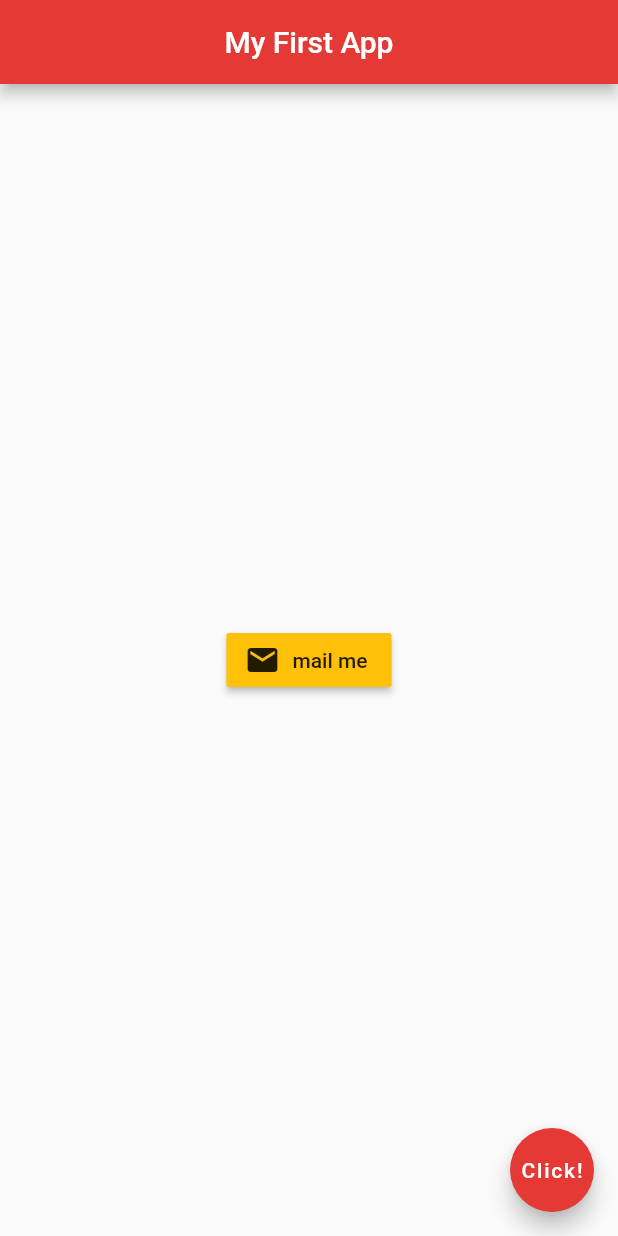
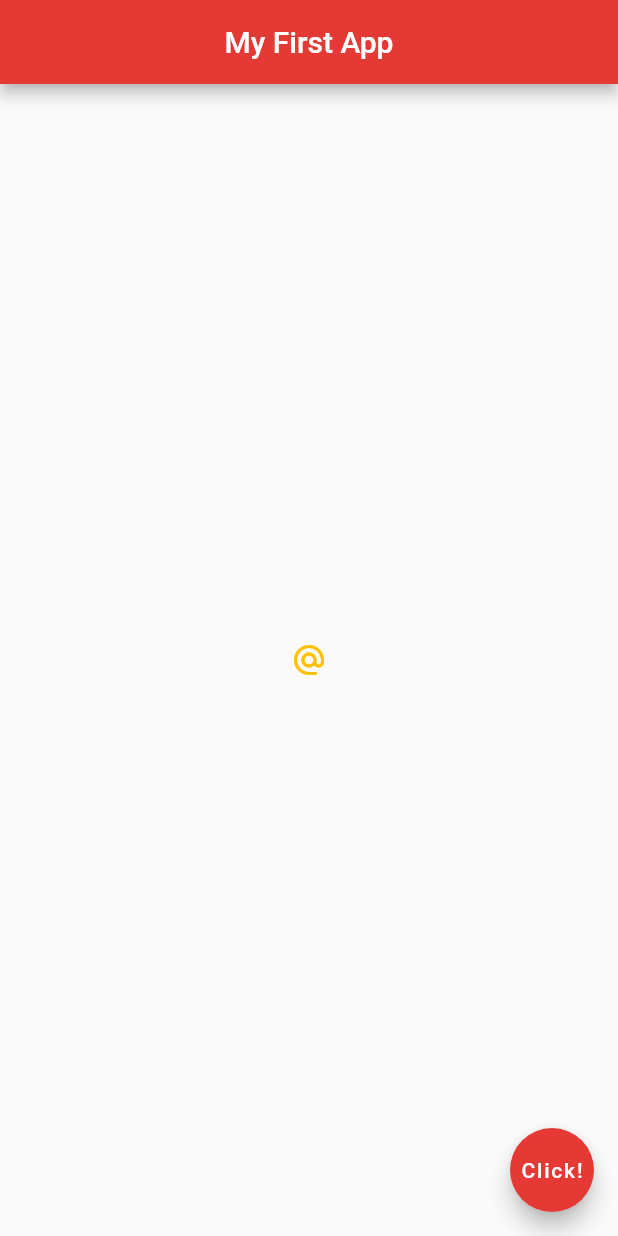
Before and after one commit to mishkatmustafid/flutter-project, a Flutter app: the screen it shows after launch, on a phone screen of 412 x 824 dp. Run offline on Flutter 3.47's test engine with Material 2 defaults, Android fonts, the phone set to English and light mode, and no system bars.

Commit message:
Icon Button

```diff
--- a/flutter_app/lib/main.dart
+++ b/flutter_app/lib/main.dart
@@ -14,12 +14,11 @@ class Home extends StatelessWidget {
         backgroundColor: Colors.red[600],
       ),
       body: Center(
-        child: RaisedButton.icon(
-          onPressed: () {},
-          icon: Icon(
-            Icons.mail
-          ),
-          label: Text('mail me'),
+        child: IconButton(
+          onPressed: () {
+            print('Clicked');
+          },
+          icon: Icon(Icons.alternate_email),
           color: Colors.amber,
         )
       ),
```
